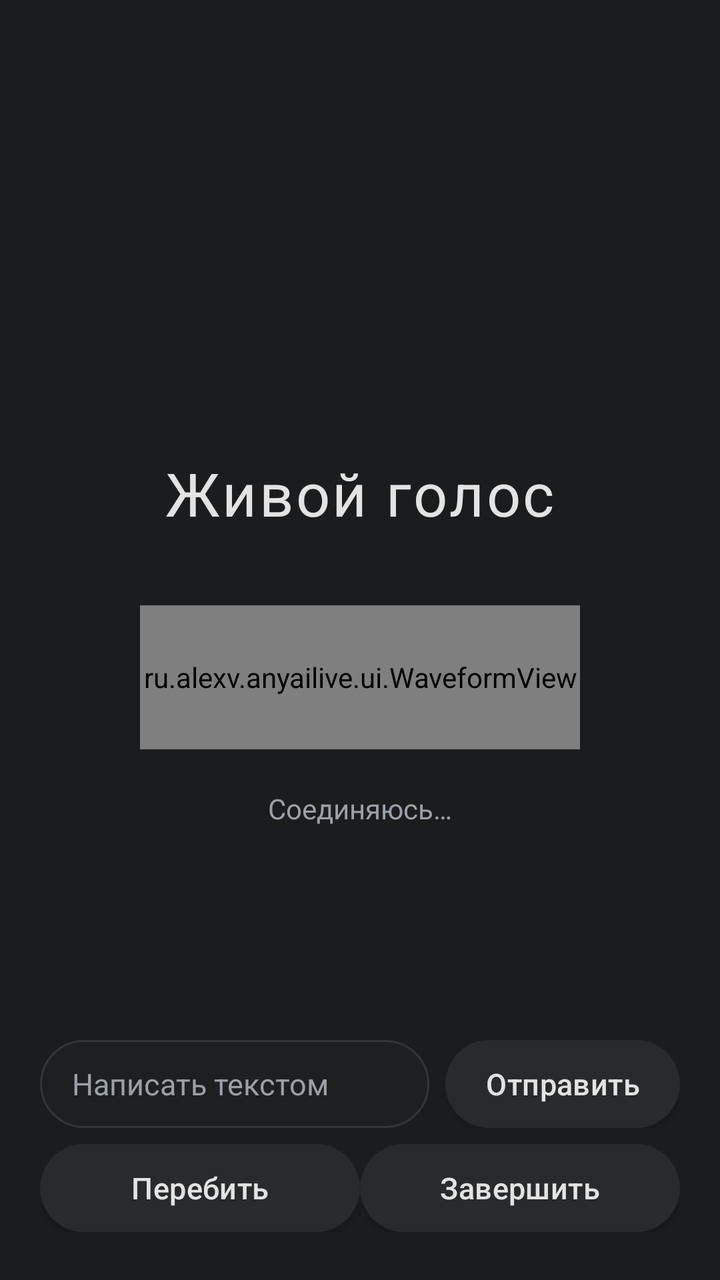
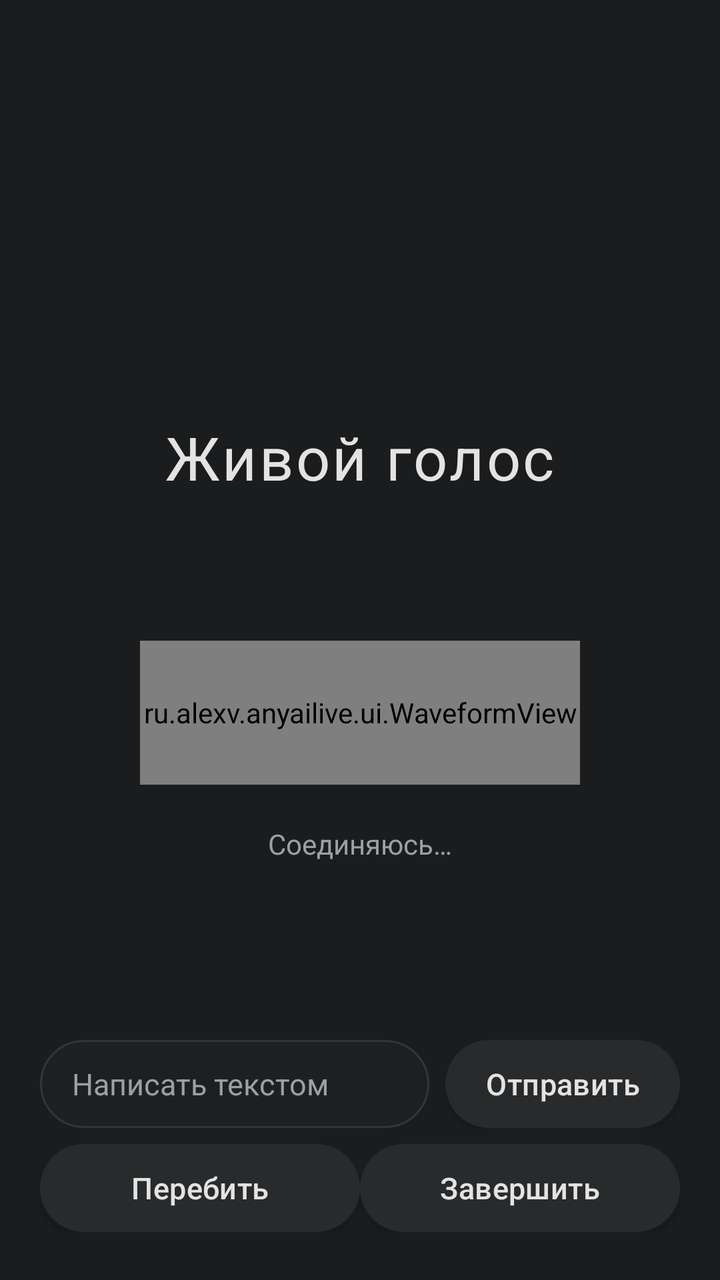

Before-and-after screenshots of an Android layout around one commit, followed by the original layout XML and the change that was made.
<!-- AndroidManifest.xml: application theme AppTheme -->
<!-- res/layout/activity_live.xml -->
<?xml version="1.0" encoding="utf-8"?>
<FrameLayout xmlns:android="http://schemas.android.com/apk/res/android"
    android:id="@+id/live_root"
    android:layout_width="match_parent"
    android:layout_height="match_parent"
    android:background="@color/bg">

    
    <LinearLayout
        android:layout_width="match_parent"
        android:layout_height="wrap_content"
        android:layout_gravity="center"
        android:orientation="vertical"
        android:gravity="center_horizontal"
        android:padding="24dp">

        <TextView
            android:id="@+id/live_title"
            android:layout_width="wrap_content"
            android:layout_height="wrap_content"
            android:textSize="30sp"
            android:textColor="@color/fg"
            android:letterSpacing="0.04"
            android:maxLines="1"
            android:ellipsize="end"
            android:text="@string/live_title" />

        <ru.alexv.anyailive.ui.WaveformView
            android:id="@+id/live_wave"
            android:layout_width="220dp"
            android:layout_height="72dp"
            android:layout_marginTop="36dp" />

        
        <View
            android:id="@+id/live_circle"
            android:layout_width="1dp"
            android:layout_height="1dp"
            android:visibility="gone" />

        <TextView
            android:id="@+id/live_state"
            android:layout_width="wrap_content"
            android:layout_height="wrap_content"
            android:layout_marginTop="20dp"
            android:gravity="center"
            android:textSize="14sp"
            android:textColor="@color/muted"
            android:text="@string/live_connecting" />
    </LinearLayout>

    
    <LinearLayout
        android:layout_width="match_parent"
        android:layout_height="wrap_content"
        android:layout_gravity="bottom"
        android:orientation="vertical"
        android:paddingStart="20dp"
        android:paddingEnd="20dp"
        android:paddingBottom="24dp">

        <TextView
            android:id="@+id/live_user"
            android:layout_width="match_parent"
            android:layout_height="wrap_content"
            android:textSize="14sp"
            android:textColor="@color/muted"
            android:maxLines="2"
            android:ellipsize="start"
            android:layout_marginBottom="6dp" />

        <TextView
            android:id="@+id/live_ai"
            android:layout_width="match_parent"
            android:layout_height="wrap_content"
            android:textSize="16sp"
            android:textColor="@color/fg"
            android:maxLines="4"
            android:ellipsize="end"
            android:layout_marginBottom="16dp"
            android:scrollbars="vertical" />

        <LinearLayout
            android:layout_width="match_parent"
            android:layout_height="wrap_content"
            android:orientation="horizontal"
            android:gravity="center_vertical">

            <EditText
                android:id="@+id/live_input"
                android:layout_width="0dp"
                android:layout_height="44dp"
                android:layout_weight="1"
                android:background="@drawable/bg_input"
                android:paddingStart="16dp"
                android:paddingEnd="16dp"
                android:hint="@string/live_input_hint"
                android:textColorHint="@color/muted"
                android:textColor="@color/fg"
                android:textSize="15sp"
                android:inputType="textCapSentences"
                android:maxLines="2" />

            <Button
                android:id="@+id/btn_live_send"
                android:layout_width="wrap_content"
                android:layout_height="44dp"
                android:layout_marginStart="8dp"
                android:minWidth="0dp"
                android:text="@string/btn_send" />
        </LinearLayout>

        <LinearLayout
            android:layout_width="match_parent"
            android:layout_height="wrap_content"
            android:layout_marginTop="8dp"
            android:orientation="horizontal">

            <Button
                android:id="@+id/btn_live_interrupt"
                android:layout_width="0dp"
                android:layout_height="44dp"
                android:layout_weight="1"
                android:text="@string/live_interrupt" />

            <Button
                android:id="@+id/btn_live_hangup"
                android:layout_width="0dp"
                android:layout_height="44dp"
                android:layout_weight="1"
                android:text="@string/live_hangup" />
        </LinearLayout>
    </LinearLayout>
</FrameLayout>
<!-- resources referenced by this layout -->
<resources>
  <color name="bg">#FF1B1C1D</color>
  <color name="fg">#FFE3E3E3</color>
  <color name="muted">#FF9AA0A6</color>
  <!-- drawable bg_input (drawable) -->
  <?xml version="1.0" encoding="utf-8"?>
  <shape xmlns:android="http://schemas.android.com/apk/res/android"
      android:shape="rectangle">
      <solid android:color="@color/surface" />
      <corners android:radius="24dp" />
      <stroke android:width="1dp" android:color="@color/line" />
  </shape>
  <string name="btn_send">Отправить</string>
  <string name="live_connecting">Соединяюсь\u2026</string>
  <string name="live_hangup">Завершить</string>
  <string name="live_input_hint">Написать текстом</string>
  <string name="live_interrupt">Перебить</string>
  <string name="live_title">Живой голос</string>
  <style name="AppTheme" parent="@android:style/Theme.Material.NoActionBar">
          <item name="android:windowBackground">@color/bg</item>
          <item name="android:statusBarColor">@color/bg</item>
          <item name="android:navigationBarColor">@color/bg</item>
          <item name="android:textColorPrimary">@color/fg</item>
          <item name="android:colorAccent">@color/accent</item>
          
          <item name="android:buttonStyle">@style/PillButton</item>
      </style>
  <color name="surface">#FF1E1F20</color>
  <color name="line">#FF333537</color>
  <color name="accent">#FFA8C7FA</color>
  <style name="PillButton" parent="@android:style/Widget.Material.Button">
          <item name="android:background">@drawable/bg_pill_button</item>
          <item name="android:textColor">@color/fg</item>
          <item name="android:textAllCaps">false</item>
          <item name="android:textSize">15sp</item>
          <item name="android:letterSpacing">0.01</item>
          <item name="android:minHeight">44dp</item>
          <item name="android:paddingStart">20dp</item>
          <item name="android:paddingEnd">20dp</item>
      </style>
  <!-- drawable bg_pill_button (drawable) -->
  <?xml version="1.0" encoding="utf-8"?>
  <ripple xmlns:android="http://schemas.android.com/apk/res/android"
      android:color="#33FFFFFF">
      <item>
          <shape android:shape="rectangle">
              <solid android:color="@color/surface2" />
              <corners android:radius="24dp" />
          </shape>
      </item>
  </ripple>
  <color name="surface2">#FF282A2C</color>
</resources>

<!-- the commit's change to res/layout/activity_live.xml (unified diff, before → after) -->
@@ -24,6 +24,18 @@
             android:maxLines="1"
             android:ellipsize="end"
             android:text="@string/live_title" />
+
+        
+        <TextView
+            android:id="@+id/live_ai"
+            android:layout_width="match_parent"
+            android:layout_height="wrap_content"
+            android:layout_marginTop="14dp"
+            android:gravity="center"
+            android:textSize="16sp"
+            android:textColor="@color/fg"
+            android:maxLines="3"
+            android:ellipsize="start" />
 
         <ru.alexv.anyailive.ui.WaveformView
             android:id="@+id/live_wave"
@@ -68,17 +80,6 @@
             android:maxLines="2"
             android:ellipsize="start"
             android:layout_marginBottom="6dp" />
-
-        <TextView
-            android:id="@+id/live_ai"
-            android:layout_width="match_parent"
-            android:layout_height="wrap_content"
-            android:textSize="16sp"
-            android:textColor="@color/fg"
-            android:maxLines="4"
-            android:ellipsize="end"
-            android:layout_marginBottom="16dp"
-            android:scrollbars="vertical" />
 
         <LinearLayout
             android:layout_width="match_parent"
